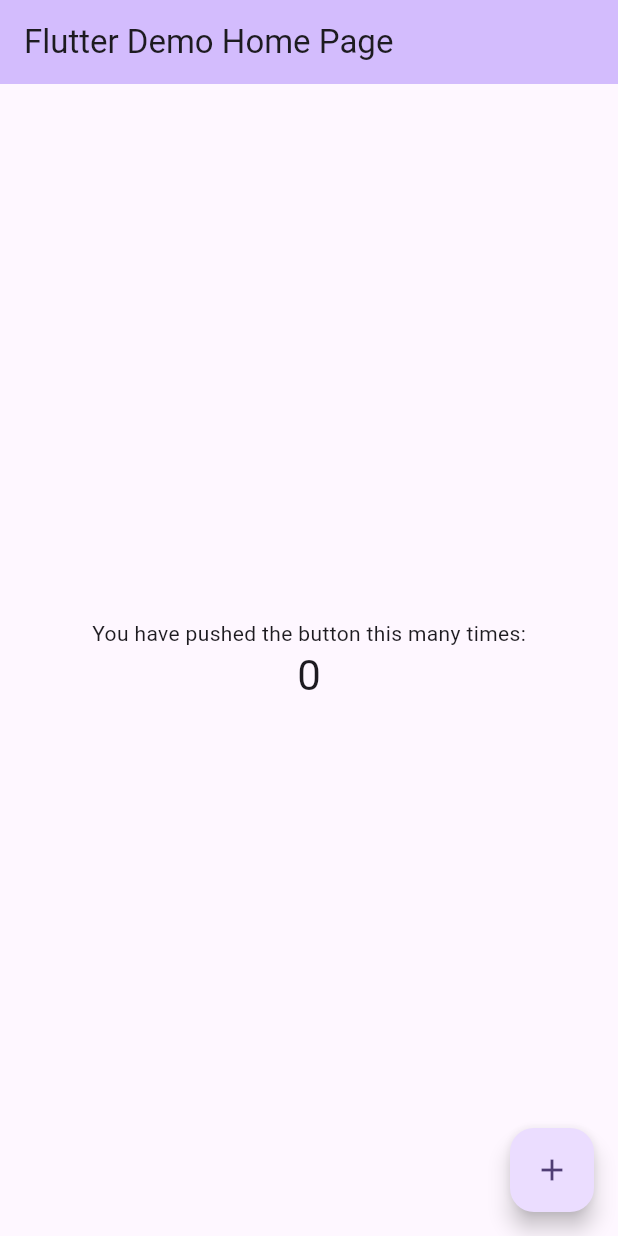
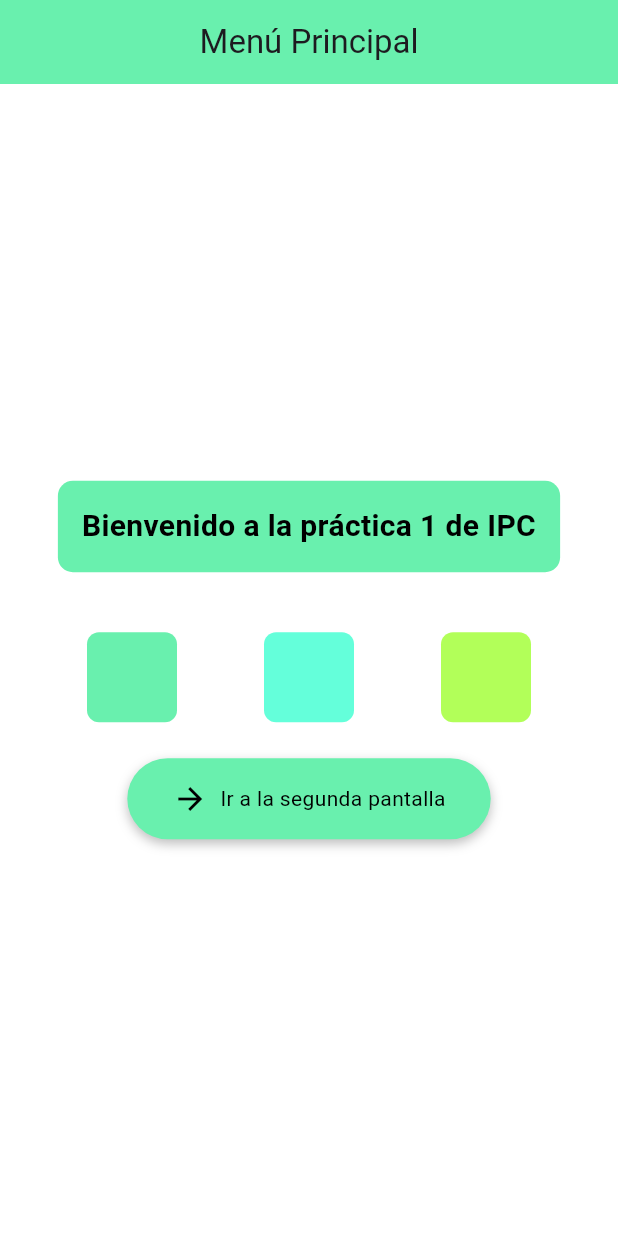
Before and after one commit to jaimemas06/jmassar_pcrocmau_P1, a Flutter app: the screen it shows after launch, on a phone screen of 412 x 824 dp. Run offline on Flutter 3.47's test engine with Material 3 defaults, Android fonts, the phone set to English and light mode, and no system bars.

Commit message:
practica acabada?

```diff
--- a/lib/main.dart
+++ b/lib/main.dart
@@ -1,122 +1,15 @@
 import 'package:flutter/material.dart';
+import 'views/main_view.dart';
 
-void main() {
-  runApp(const MyApp());
-}
+void main() => runApp(const MyApp());
 
 class MyApp extends StatelessWidget {
-  const MyApp({super.key});
-
-  // This widget is the root of your application.
-  @override
-  Widget build(BuildContext context) {
-    return MaterialApp(
-      title: 'Flutter Demo',
-      theme: ThemeData(
-        // This is the theme of your application.
-        //
-        // TRY THIS: Try running your application with "flutter run". You'll see
-        // the application has a purple toolbar. Then, without quitting the app,
-        // try changing the seedColor in the colorScheme below to Colors.green
-        // and then invoke "hot reload" (save your changes or press the "hot
-        // reload" button in a Flutter-supported IDE, or press "r" if you used
-        // the command line to start the app).
-        //
-        // Notice that the counter didn't reset back to zero; the application
-        // state is not lost during the reload. To reset the state, use hot
-        // restart instead.
-        //
-        // This works for code too, not just values: Most code changes can be
-        // tested with just a hot reload.
-        colorScheme: ColorScheme.fromSeed(seedColor: Colors.deepPurple),
-      ),
-      home: const MyHomePage(title: 'Flutter Demo Home Page'),
-    );
-  }
-}
-
-class MyHomePage extends StatefulWidget {
-  const MyHomePage({super.key, required this.title});
-
-  // This widget is the home page of your application. It is stateful, meaning
-  // that it has a State object (defined below) that contains fields that affect
-  // how it looks.
-
-  // This class is the configuration for the state. It holds the values (in this
-  // case the title) provided by the parent (in this case the App widget) and
-  // used by the build method of the State. Fields in a Widget subclass are
-  // always marked "final".
-
-  final String title;
+  const MyApp({Key? key}) : super(key: key);
 
   @override
-  State<MyHomePage> createState() => _MyHomePageState();
+  Widget build(BuildContext context) => const MaterialApp(
+        title: 'P1 IPC',
+        debugShowCheckedModeBanner: false,
+        home: MainView(), // si MainView tiene constructor const, puedes poner: const MainView(),
+      );
 }
-
-class _MyHomePageState extends State<MyHomePage> {
-  int _counter = 0;
-
-  void _incrementCounter() {
-    setState(() {
-      // This call to setState tells the Flutter framework that something has
-      // changed in this State, which causes it to rerun the build method below
-      // so that the display can reflect the updated values. If we changed
-      // _counter without calling setState(), then the build method would not be
-      // called again, and so nothing would appear to happen.
-      _counter++;
-    });
-  }
-
-  @override
-  Widget build(BuildContext context) {
-    // This method is rerun every time setState is called, for instance as done
-    // by the _incrementCounter method above.
-    //
-    // The Flutter framework has been optimized to make rerunning build methods
-    // fast, so that you can just rebuild anything that needs updating rather
-    // than having to individually change instances of widgets.
-    return Scaffold(
-      appBar: AppBar(
-        // TRY THIS: Try changing the color here to a specific color (to
-        // Colors.amber, perhaps?) and trigger a hot reload to see the AppBar
-        // change color while the other colors stay the same.
-        backgroundColor: Theme.of(context).colorScheme.inversePrimary,
-        // Here we take the value from the MyHomePage object that was created by
-        // the App.build method, and use it to set our appbar title.
-        title: Text(widget.title),
-      ),
-      body: Center(
-        // Center is a layout widget. It takes a single child and positions it
-        // in the middle of the parent.
-        child: Column(
-          // Column is also a layout widget. It takes a list of children and
-          // arranges them vertically. By default, it sizes itself to fit its
-          // children horizontally, and tries to be as tall as its parent.
-          //
-          // Column has various properties to control how it sizes itself and
-          // how it positions its children. Here we use mainAxisAlignment to
-          // center the children vertically; the main axis here is the vertical
-          // axis because Columns are vertical (the cross axis would be
-          // horizontal).
-          //
-          // TRY THIS: Invoke "debug painting" (choose the "Toggle Debug Paint"
-          // action in the IDE, or press "p" in the console), to see the
-          // wireframe for each widget.
-          mainAxisAlignment: MainAxisAlignment.center,
-          children: <Widget>[
-            const Text('You have pushed the button this many times:'),
-            Text(
-              '$_counter',
-              style: Theme.of(context).textTheme.headlineMedium,
-            ),
-          ],
-        ),
-      ),
-      floatingActionButton: FloatingActionButton(
-        onPressed: _incrementCounter,
-        tooltip: 'Increment',
-        child: const Icon(Icons.add),
-      ), // This trailing comma makes auto-formatting nicer for build methods.
-    );
-  }
-}
--- a/lib/views/list_view.dart
+++ b/lib/views/list_view.dart
@@ -0,0 +1,53 @@
+import 'package:flutter/material.dart';
+
+class ListViewScreen extends StatelessWidget {
+  const ListViewScreen({super.key});
+
+  @override
+  Widget build(BuildContext context) {
+    return Scaffold(
+      appBar: AppBar(
+        title: const Text('Segunda pantalla'),
+        backgroundColor: Colors.greenAccent,
+        centerTitle: true,
+      ),
+      body: Center(
+        child: Column(
+          mainAxisAlignment: MainAxisAlignment.center,
+          children: [
+            // Texto + contenedor con estilo
+            Container(
+              padding: const EdgeInsets.all(16),
+              margin: const EdgeInsets.only(bottom: 24),
+              decoration: BoxDecoration(
+                color: Colors.greenAccent,
+                borderRadius: BorderRadius.circular(12),
+              ),
+              child: const Text(
+                '¡Has navegado a la segunda pantalla!',
+                textAlign: TextAlign.center,
+                style: TextStyle(fontSize: 18, fontWeight: FontWeight.w600),
+              ),
+            ),
+
+            // Área interactiva para volver
+            GestureDetector(
+              onTap: () => Navigator.pop(context),
+              child: Container(
+                padding: const EdgeInsets.symmetric(horizontal: 24, vertical: 14),
+                decoration: BoxDecoration(
+                  color: Colors.black87,
+                  borderRadius: BorderRadius.circular(10),
+                ),
+                child: const Text(
+                  'Volver',
+                  style: TextStyle(color: Colors.white, fontSize: 16),
+                ),
+              ),
+            ),
+          ],
+        ),
+      ),
+    );
+  }
+}
--- a/lib/views/main_view.dart
+++ b/lib/views/main_view.dart
@@ -0,0 +1,116 @@
+import 'package:flutter/material.dart';
+import 'list_view.dart'; // Segunda pantalla
+
+class MainView extends StatelessWidget {
+  const MainView({super.key});
+
+  @override
+  Widget build(BuildContext context) {
+    return Scaffold(
+      backgroundColor: Colors.white,
+      appBar: AppBar(
+        title: const Text('Menú Principal'),
+        backgroundColor: Colors.greenAccent,
+        centerTitle: true,
+      ),
+      body: Center(
+        child: Column(
+          mainAxisAlignment: MainAxisAlignment.center,
+          crossAxisAlignment: CrossAxisAlignment.center,
+          children: [
+            // Texto de bienvenida
+            Container(
+              padding: const EdgeInsets.all(16),
+              decoration: BoxDecoration(
+                color: Colors.greenAccent,
+                borderRadius: BorderRadius.circular(10),
+              ),
+              child: const Text(
+                'Bienvenido a la práctica 1 de IPC',
+                style: TextStyle(
+                  fontSize: 20,
+                  fontWeight: FontWeight.bold,
+                  color: Colors.black,
+                ),
+                textAlign: TextAlign.center,
+              ),
+            ),
+
+            const SizedBox(height: 40),
+
+            // --- Fila de contenedores (requisito: Row) ---
+            Row(
+              mainAxisAlignment: MainAxisAlignment.spaceEvenly,
+              children: [
+                Container(
+                  width: 60,
+                  height: 60,
+                  decoration: BoxDecoration(
+                    color: Colors.greenAccent,
+                    borderRadius: BorderRadius.circular(8),
+                  ),
+                ),
+                Container(
+                  width: 60,
+                  height: 60,
+                  decoration: BoxDecoration(
+                    color: Colors.tealAccent,
+                    borderRadius: BorderRadius.circular(8),
+                  ),
+                ),
+                Container(
+                  width: 60,
+                  height: 60,
+                  decoration: BoxDecoration(
+                    color: Colors.lightGreenAccent,
+                    borderRadius: BorderRadius.circular(8),
+                  ),
+                ),
+              ],
+            ),
+
+            const SizedBox(height: 24),
+
+            // --- Área interactiva con GestureDetector (requisito) ---
+            GestureDetector(
+              onTap: () {
+                Navigator.push(
+                  context,
+                  MaterialPageRoute(
+                    builder: (context) => const ListViewScreen(),
+                  ),
+                );
+              },
+              child: Container(
+                padding:
+                    const EdgeInsets.symmetric(horizontal: 30, vertical: 15),
+                decoration: BoxDecoration(
+                  color: Colors.greenAccent,
+                  borderRadius: BorderRadius.circular(28),
+                  boxShadow: const [
+                    BoxShadow(
+                      blurRadius: 6,
+                      offset: Offset(0, 3),
+                      color: Colors.black26,
+                    ),
+                  ],
+                ),
+                child: Row(
+                  mainAxisSize: MainAxisSize.min,
+                  children: const [
+                    Icon(Icons.arrow_forward, color: Colors.black),
+                    SizedBox(width: 8),
+                    Text(
+                      'Ir a la segunda pantalla',
+                      style: TextStyle(color: Colors.black),
+                    ),
+                  ],
+                ),
+              ),
+            ),
+          ],
+        ),
+      ),
+    );
+  }
+}
```
